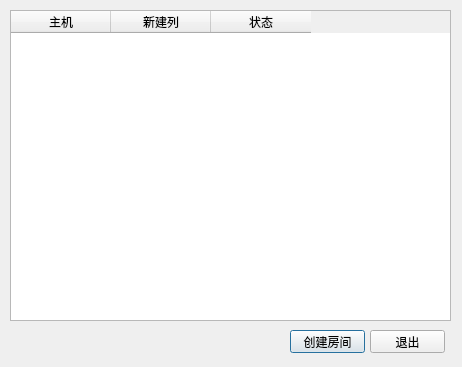
Before: the Qt Designer form Gomoku/serverStatus.ui in Mango-HaiK/Gomuku, drawn with Qt 5.
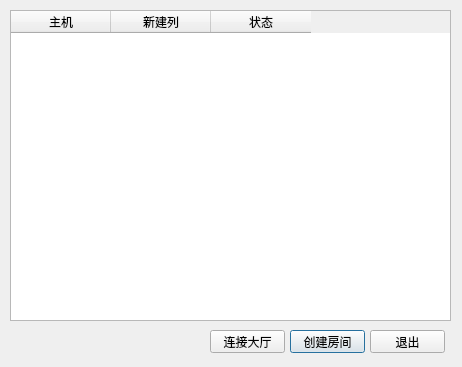
After: the same form once the commit is applied.

What changed in the file:
```diff
--- a/Gomoku/serverStatus.ui
+++ b/Gomoku/serverStatus.ui
@@ -64,6 +64,19 @@
     <string>退出</string>
    </property>
   </widget>
+  <widget class="QPushButton" name="btn_login_server">
+   <property name="geometry">
+    <rect>
+     <x>210</x>
+     <y>330</y>
+     <width>75</width>
+     <height>23</height>
+    </rect>
+   </property>
+   <property name="text">
+    <string>连接大厅</string>
+   </property>
+  </widget>
  </widget>
  <resources/>
  <connections/>
```
